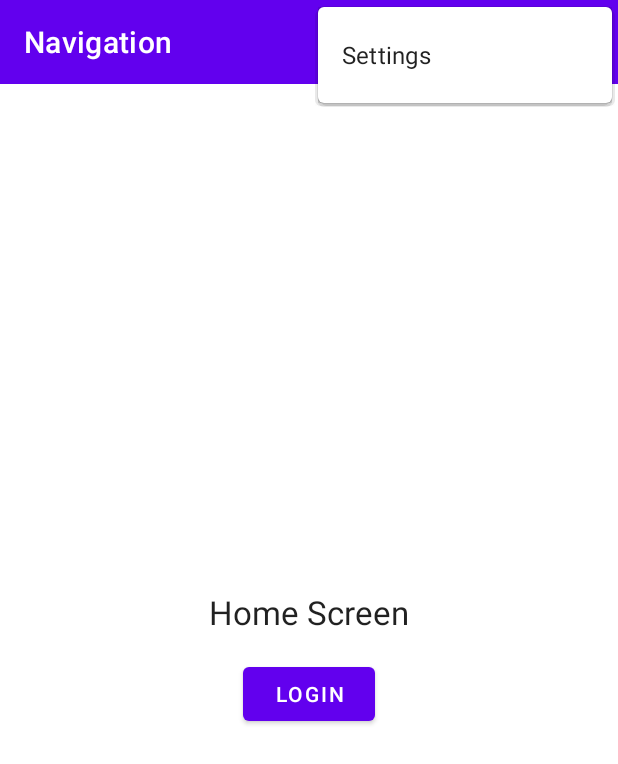
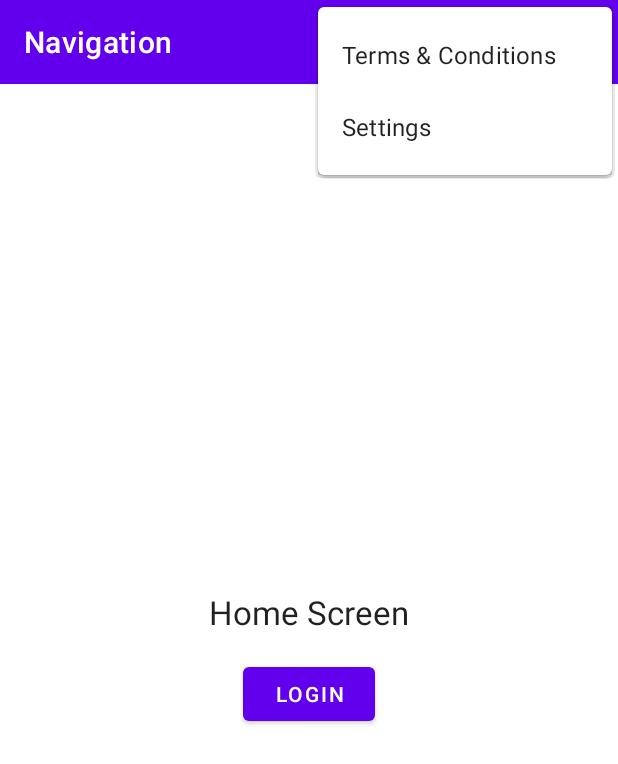
Before and after one commit to rbartelt/Navigation, an Android app: the screen it shows after launch (MainActivity), with the options menu open, on a phone screen of 412 x 824 dp. Shown: the top 764 px of the screen. Run offline under Robolectric (Android 15) with nearby library versions, the phone set to English and light mode, and no system bars; our stand-ins replace navigation-ui.

Commit message:
added Global Action https://www.youtube.com/watch?v=WWgNCPu8MeQ

```diff
--- a/app/src/main/res/menu/options_menu.xml
+++ b/app/src/main/res/menu/options_menu.xml
@@ -1,6 +1,11 @@
 <?xml version="1.0" encoding="utf-8"?>
 <menu xmlns:android="http://schemas.android.com/apk/res/android"
     xmlns:app="http://schemas.android.com/apk/res-auto">
+
+    <item
+        android:id="@+id/termsAndConditions"
+        android:title="Terms &amp; Conditions"
+        app:showAsAction="never"/>
 
     <item
         android:id="@+id/settingsFragment"
--- a/app/src/main/res/navigation/nav_graph.xml
+++ b/app/src/main/res/navigation/nav_graph.xml
@@ -53,4 +53,16 @@
         android:name="de.xxlstrandkorbverleih.navigation.SettingsFragment"
         android:label="Settings"
         tools:layout="@layout/fragment_settings" />
+    <fragment
+        android:id="@+id/termsFragment"
+        android:name="de.xxlstrandkorbverleih.navigation.TermsFragment"
+        android:label="Terms &amp; Conditions"
+        tools:layout="@layout/fragment_terms" />
+    <action
+        android:id="@+id/action_global_termsFragment"
+        app:destination="@id/termsFragment"
+        app:enterAnim="@anim/slide_in_top"
+        app:exitAnim="@anim/slide_out_bottom"
+        app:popEnterAnim="@anim/slide_in_bottom"
+        app:popExitAnim="@anim/slide_out_top" />
 </navigation>
```
Also changed, not shown: app/src/main/java/de/xxlstrandkorbverleih/navigation/MainActivity.java (+8 -1 lines), app/src/main/java/de/xxlstrandkorbverleih/navigation/TermsFragment.java (added, +9 -0 lines), app/src/main/res/layout/fragment_terms.xml (added, +23 -0 lines).
